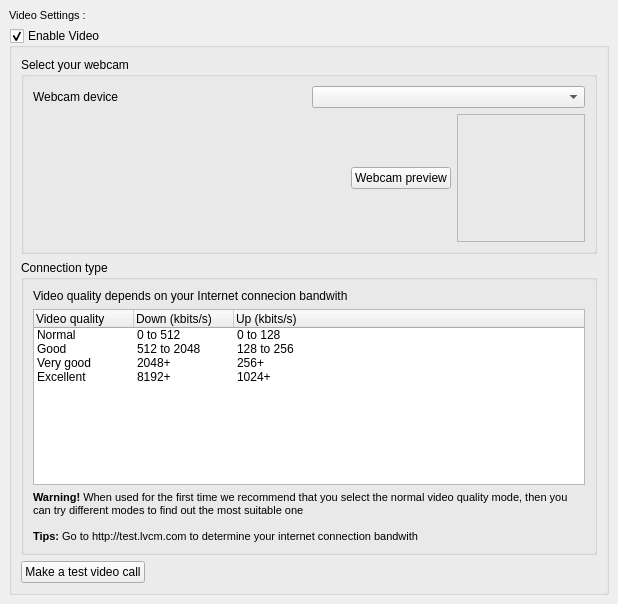
The window that wengophone/src/presentation/qt/config/VideoSettings.ui (tkrotoff/WengoPhone) describes before a commit, drawn with Qt 5.
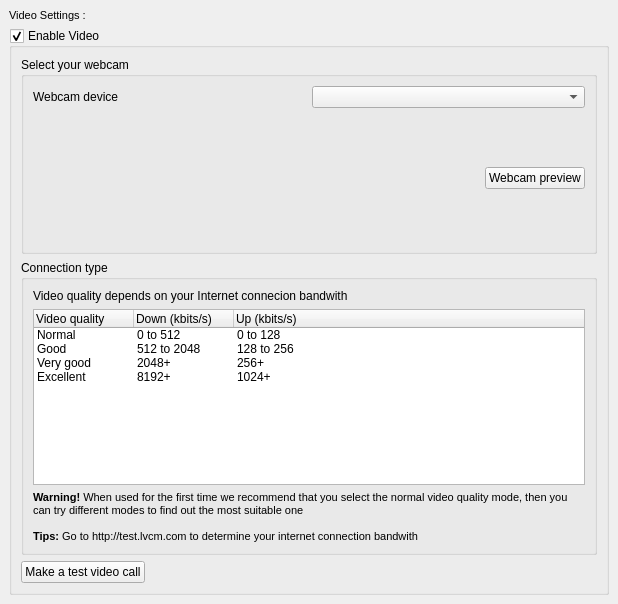
The same window after the commit.

Commit message: Work on Video settings panel

Patch:
```diff
--- a/wengophone/src/presentation/qt/config/VideoSettings.ui
+++ b/wengophone/src/presentation/qt/config/VideoSettings.ui
@@ -198,31 +198,28 @@
             </spacer>
            </item>
            <item>
-            <widget class="QPushButton" name="webcamPreviewPushButton" >
+            <widget class="QLabel" name="webcamPreviewLabel" >
+             <property name="minimumSize" >
+              <size>
+               <width>128</width>
+               <height>128</height>
+              </size>
+             </property>
+             <property name="maximumSize" >
+              <size>
+               <width>128</width>
+               <height>128</height>
+              </size>
+             </property>
              <property name="text" >
-              <string>Webcam preview</string>
+              <string/>
              </property>
             </widget>
            </item>
            <item>
-            <widget class="QFrame" name="webcamPreviewFrame" >
-             <property name="minimumSize" >
-              <size>
-               <width>128</width>
-               <height>128</height>
-              </size>
-             </property>
-             <property name="maximumSize" >
-              <size>
-               <width>128</width>
-               <height>128</height>
-              </size>
-             </property>
-             <property name="frameShape" >
-              <enum>QFrame::StyledPanel</enum>
-             </property>
-             <property name="frameShadow" >
-              <enum>QFrame::Plain</enum>
+            <widget class="QPushButton" name="webcamPreviewPushButton" >
+             <property name="text" >
+              <string>Webcam preview</string>
              </property>
             </widget>
            </item>
```
The commit also changes 3 other files.
